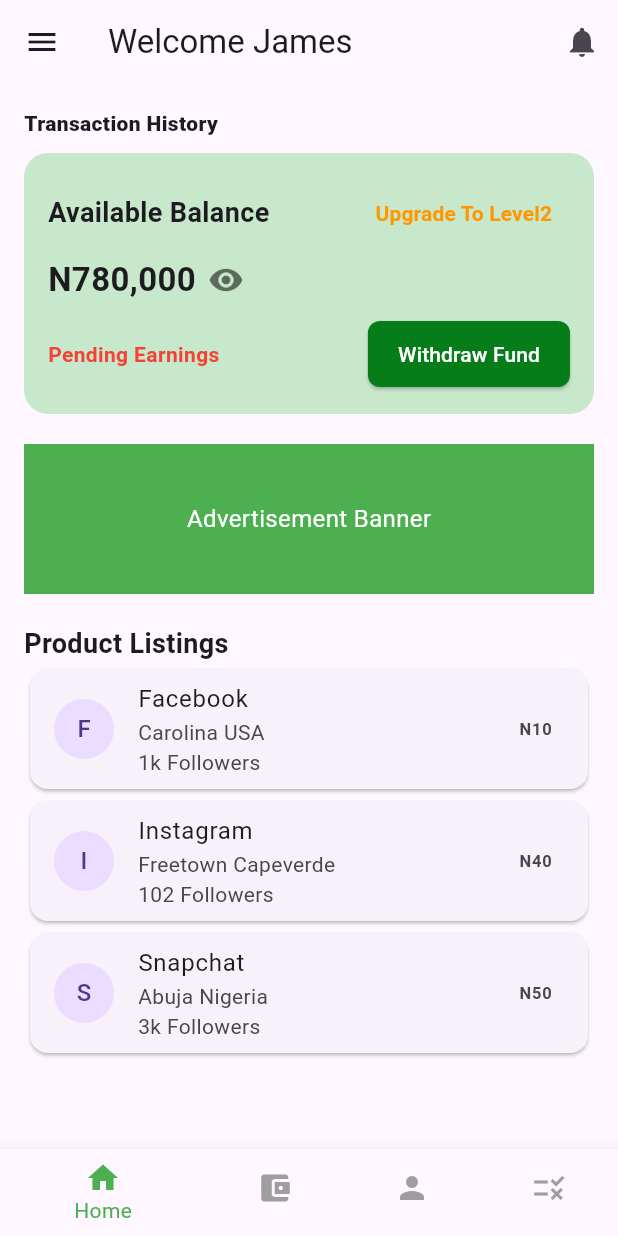
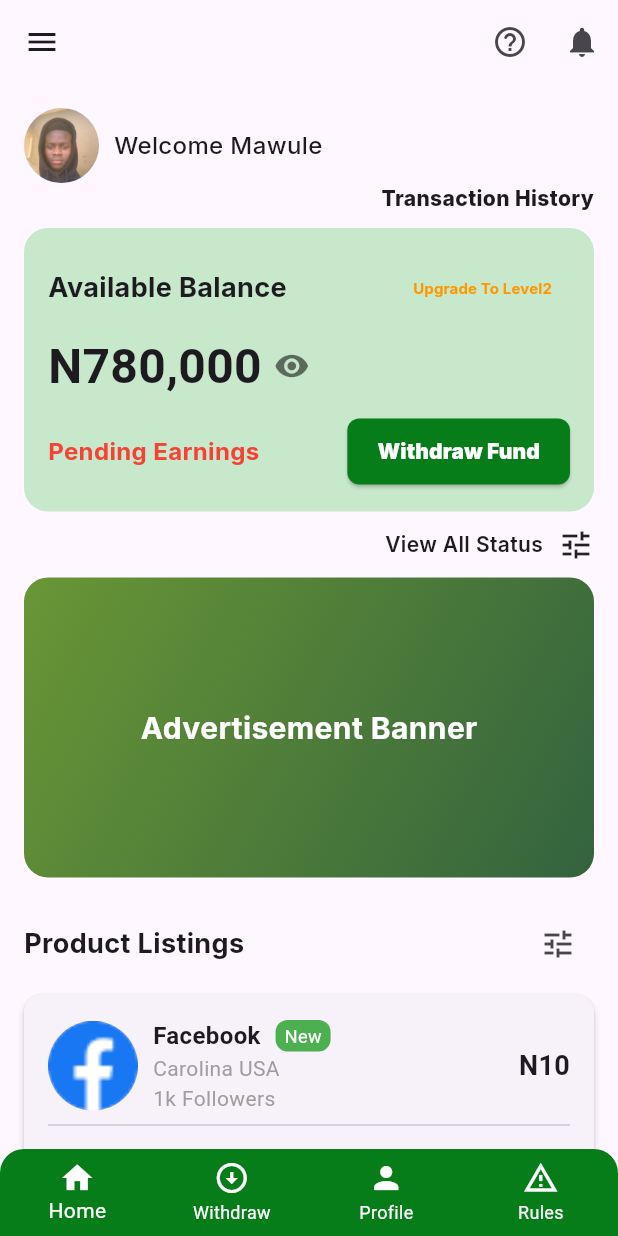
Before and after one commit to MawuliMyth/Trust_point_UI, a Flutter app: the HomeScreen screen opened by its route, on a phone screen of 412 x 824 dp. Run offline on Flutter 3.47's test engine with Material 3 defaults, Android fonts, the phone set to English and light mode, and no system bars; our stand-ins replace pin_code_fields.

Commit message:
update commit

```diff
--- /dev/null
+++ b/lib/constants.dart
@@ -0,0 +1,3 @@
+import 'package:flutter/material.dart';
+
+ const joeStyles = TextStyle(fontFamily:'Qwerty',fontSize: 16, fontWeight: FontWeight.w600);
--- /dev/null
+++ b/lib/customs/product_card.dart
@@ -0,0 +1,84 @@
+import 'package:flutter/material.dart';
+
+class ProductCard extends StatelessWidget {
+  final String name;
+  final String location;
+  final String followers;
+  final String price;
+  final String status;
+  final String imagePath;
+  final String ageTag;
+
+  const ProductCard({
+    super.key,
+    required this.name,
+    required this.location,
+    required this.followers,
+    required this.price,
+    required this.status,
+    required this.imagePath,
+    required this.ageTag,
+  });
+
+  @override
+  Widget build(BuildContext context) {
+    return Card(
+      margin: const EdgeInsets.symmetric(vertical: 10),
+      shape: RoundedRectangleBorder(borderRadius: BorderRadius.circular(12)),
+      elevation: 2,
+      child: Padding(
+        padding: const EdgeInsets.all(16.0),
+        child: Column(
+          children: [
+            Row(
+              children: [
+                CircleAvatar(
+                  backgroundImage: AssetImage(imagePath),
+                  radius: 30,
+                ),
+                const SizedBox(width: 10),
+                Expanded(
+                  child: Column(
+                    crossAxisAlignment: CrossAxisAlignment.start,
+                    children: [
+                      Row(
+                        children: [
+                          Text(name, style: const TextStyle(fontWeight: FontWeight.bold, fontSize: 16)),
+                          const SizedBox(width: 10),
+                          Container(
+                            padding: const EdgeInsets.symmetric(horizontal: 6, vertical: 2),
+                            decoration: BoxDecoration(
+                              color: ageTag == "New" ? Colors.green : Colors.green,
+                              borderRadius: BorderRadius.circular(8),
+                            ),
+                            child: Text(ageTag, style: const TextStyle(color: Colors.white, fontSize: 12)),
+                          ),
+                        ],
+                      ),
+                      Text(location, style: const TextStyle(color: Colors.grey)),
+                      Text("$followers Followers", style: const TextStyle(color: Colors.grey)),
+                    ],
+                  ),
+                ),
+                Text(price, style: const TextStyle(fontWeight: FontWeight.bold, fontSize: 18)),
+              ],
+            ),
+            const Divider(),
+            Row(
+              mainAxisAlignment: MainAxisAlignment.spaceBetween,
+              children: [
+                Row(
+                  children: [
+                    TextButton(onPressed: () {}, child: const Text("Edit")),
+                    TextButton(onPressed: () {}, child: const Text("Delete", style: TextStyle(color: Colors.red))),
+                  ],
+                ),
+                Text("Verified", style: TextStyle(color: Colors.green, fontWeight: FontWeight.bold)),
+              ],
+            ),
+          ],
+        ),
+      ),
+    );
+  }
+}
--- a/lib/screens/home_screen.dart
+++ b/lib/screens/home_screen.dart
@@ -1,6 +1,7 @@
 import 'package:flutter/material.dart';
+import 'package:testingscreens/constants.dart';
 
-
+import '../customs/product_card.dart';
 
 class HomeScreen extends StatefulWidget {
   static const String id = 'home_screen';
@@ -18,11 +19,19 @@ class _HomeScreenState extends State<HomeScreen> {
   Widget build(BuildContext context) {
     return Scaffold(
       appBar: AppBar(
-        title: const Text("Welcome James"),
         actions: [
+          Row(
+            mainAxisSize: MainAxisSize.min,
+            children: [
               IconButton(
-            icon: const Icon(Icons.notifications),
                 onPressed: () {},
+                icon: Icon(Icons.help_outline_rounded),
+              ),
+              IconButton(
+                onPressed: () {},
+                icon: Icon(Icons.notifications),
+              ),
+            ],
           ),
         ],
       ),
@@ -30,16 +39,28 @@ class _HomeScreenState extends State<HomeScreen> {
         child: ListView(
           children: const [
             DrawerHeader(
-              decoration: BoxDecoration(color: Colors.green),
-              child: Text("Menu", style: TextStyle(color: Colors.white, fontSize: 24)),
+              child: Image(image: AssetImage('images/logo.png')),
             ),
             ListTile(
-              leading: Icon(Icons.home),
-              title: Text("Home"),
+              title: Text("Product Listing", style: joeStyles),
             ),
             ListTile(
-              leading: Icon(Icons.person),
-              title: Text("Profile"),
+              title: Text("Order Management", style: joeStyles),
+            ),
+            ListTile(
+              title: Text("Withdrawal", style: joeStyles),
+            ),
+            ListTile(
+              title: Text("Referral", style: joeStyles),
+            ),
+            ListTile(
+              title: Text("Order Status", style: joeStyles),
+            ),
+            ListTile(
+              title: Text("Notifications", style: joeStyles),
+            ),
+            ListTile(
+              title: Text("Rules", style: joeStyles),
             ),
           ],
         ),
@@ -49,16 +70,33 @@ class _HomeScreenState extends State<HomeScreen> {
         child: Column(
           crossAxisAlignment: CrossAxisAlignment.start,
           children: [
-            // Transaction History with Inter Font
             Row(
-              crossAxisAlignment: CrossAxisAlignment.end,
+              children: [
+                CircleAvatar(
+                  backgroundImage: AssetImage('images/jojo.jpg'),
+                  radius: 25,
+                ),
+                SizedBox(width: 10),
+                Text(
+                  'Welcome Mawule',
+                  style: TextStyle(
+                    fontFamily: 'Qwerty',
+                    fontWeight: FontWeight.w500,
+                    fontSize: 16,
+                  ),
+                ),
+              ],
+            ),
+
+            Row(
+              mainAxisAlignment: MainAxisAlignment.end,
               children: [
                 Text(
                   'Transaction History',
                   style: TextStyle(
                       fontWeight: FontWeight.w800,
                       fontSize: 14,
-                  ),
+                      fontFamily: 'Qwerty'),
                 ),
               ],
             ),
@@ -78,12 +116,20 @@ class _HomeScreenState extends State<HomeScreen> {
                     Row(
                       mainAxisAlignment: MainAxisAlignment.spaceBetween,
                       children: [
-                        const Text("Available Balance", style: TextStyle(fontSize: 18, fontWeight: FontWeight.bold)),
+                        const Text("Available Balance",
+                            style: TextStyle(
+                                fontSize: 18,
+                                fontWeight: FontWeight.bold,
+                                fontFamily: 'Qwerty')),
                         TextButton(
                           onPressed: () {},
                           child: const Text(
                             "Upgrade To Level2",
-                            style: TextStyle(color: Colors.orange, fontWeight: FontWeight.bold),
+                            style: TextStyle(
+                                color: Colors.orange,
+                                fontWeight: FontWeight.bold,
+                                fontSize: 10,
+                                fontFamily: 'Qwerty'),
                           ),
                         ),
                       ],
@@ -93,7 +139,8 @@ class _HomeScreenState extends State<HomeScreen> {
                       children: [
                         Text(
                           _isBalanceHidden ? "******" : "N780,000",
-                          style: const TextStyle(fontSize: 22, fontWeight: FontWeight.bold),
+                          style: const TextStyle(
+                              fontSize: 32, fontWeight: FontWeight.w600),
                         ),
                         const SizedBox(width: 8),
                         GestureDetector(
@@ -103,7 +150,9 @@ class _HomeScreenState extends State<HomeScreen> {
                             });
                           },
                           child: Icon(
-                            _isBalanceHidden ? Icons.visibility_off : Icons.visibility,
+                            _isBalanceHidden
+                                ? Icons.visibility_off
+                                : Icons.visibility,
                             color: Colors.black54,
                           ),
                         ),
@@ -115,7 +164,11 @@ class _HomeScreenState extends State<HomeScreen> {
                       children: [
                         const Text(
                           "Pending Earnings",
-                          style: TextStyle(color: Colors.red, fontWeight: FontWeight.bold),
+                          style: TextStyle(
+                              color: Colors.red,
+                              fontWeight: FontWeight.w700,
+                              fontSize: 16,
+                              fontFamily: 'Qwerty'),
                         ),
                         const Spacer(), // Pushes the button to the right
                         ElevatedButton(
@@ -123,11 +176,19 @@ class _HomeScreenState extends State<HomeScreen> {
                             // Navigate to Withdraw Page
                           },
                           style: ElevatedButton.styleFrom(
-                            backgroundColor: const Color.fromRGBO(6, 125, 25, 1),
-                            shape: RoundedRectangleBorder(borderRadius: BorderRadius.circular(8)),
-                            padding: const EdgeInsets.symmetric(horizontal: 20, vertical: 12),
+                            backgroundColor:
+                                const Color.fromRGBO(6, 125, 25, 1),
+                            shape: RoundedRectangleBorder(
+                                borderRadius: BorderRadius.circular(8)),
+                            padding: const EdgeInsets.symmetric(
+                                horizontal: 20, vertical: 12),
                           ),
-                          child: const Text("Withdraw Fund", style: TextStyle(color: Colors.white)),
+                          child: const Text("Withdraw Fund",
+                              style: TextStyle(
+                                  color: Colors.white,
+                                  fontFamily: 'Qwerty',
+                                  fontSize: 14,
+                                  fontWeight: FontWeight.w900)),
                         ),
                       ],
                     ),
@@ -135,44 +196,153 @@ class _HomeScreenState extends State<HomeScreen> {
                 ),
               ),
             ),
-            const SizedBox(height: 20),
+            SizedBox(
+              height: 10,
+            ),
+            Row(
+              mainAxisAlignment: MainAxisAlignment.end,
+              children: [
+                Text(
+                  'View All Status',
+                  style: TextStyle(
+                      fontFamily: 'qwerty',
+                      fontSize: 14,
+                      fontWeight: FontWeight.w600),
+                ),
+                SizedBox(width: 10),
+                Icon(Icons.tune)
+              ],
+            ),
+            const SizedBox(height: 10),
+
             // Advertisement Banner
             Container(
-              height: 100,
-              color: Colors.green,
               alignment: Alignment.center,
-              child: const Text("Advertisement Banner", style: TextStyle(color: Colors.white, fontSize: 16)),
+              width: double.infinity,
+              height: 200,
+              decoration: BoxDecoration(
+                gradient: LinearGradient(
+                  colors: [
+                    Color.fromRGBO(105, 150, 53, 1),
+                    Color.fromRGBO(51, 99, 62, 1)
+                  ], // Two colors
+                  begin: Alignment.topLeft, // Gradient starts from top-left
+                  end: Alignment.bottomRight, // Ends at bottom-right
+                ),
+                borderRadius:
+                    BorderRadius.circular(16), // Optional rounded corners
+              ),
+              child: Text(
+                'Advertisement Banner',
+                style: TextStyle(
+                    fontFamily: 'Qwerty',
+                    fontSize: 20,
+                    fontWeight: FontWeight.bold,
+                    color: Colors.white),
+              ),
             ),
             const SizedBox(height: 20),
+
+            Row(
+              mainAxisAlignment: MainAxisAlignment.spaceBetween,
+              children: [
+                Text('Product Listings',style: TextStyle(fontWeight: FontWeight.bold, fontSize: 18, fontFamily: 'qwerty'),),
+                IconButton(onPressed: (){}, icon: Icon(Icons.tune),)
+              ],
+            ),
             // Product Listings
-            const Text("Product Listings", style: TextStyle(fontSize: 18, fontWeight: FontWeight.bold)),
-            _buildProductCard("Facebook", "Carolina USA", "1k Followers", "N10"),
-            _buildProductCard("Instagram", "Freetown Capeverde", "102 Followers", "N40"),
-            _buildProductCard("Snapchat", "Abuja Nigeria", "3k Followers", "N50"),
+            ProductCard(
+                name: "Facebook",
+                location: "Carolina USA",
+                followers: "1k",
+                price: "N10",
+                status: "Verified",
+                imagePath: "images/facebook.png",
+                ageTag: "New"),
+            ProductCard(
+                name: "Instagram",
+                location: "Freetown Capeverde",
+                followers: "102",
+                price: "N40",
+                status: "Verified",
+                imagePath: "images/insta.jpeg",
+                ageTag: "Old"),
+            ProductCard(
+                name: "Snapchat",
+                location: "Abuja Nigeria",
+                followers: "3k",
+                price: "N50",
+                status: "Verified",
+                imagePath: "images/snap.jpeg",
+                ageTag: "New"),
+
+    Container(
+    margin: const EdgeInsets.all(16),
+    padding: const EdgeInsets.all(16),
+    decoration: BoxDecoration(
+    color: Colors.white,
+    borderRadius: BorderRadius.circular(16),
+    boxShadow: [
+    BoxShadow(
+    color: Colors.grey
+    ),
+    ],
+    ),
+    child: Row(
+    children: [
+    CircleAvatar(
+    backgroundImage: AssetImage('images/money.png'),
+    radius: 25,
+    ),
+    const SizedBox(width: 10),
+    Column(
+    crossAxisAlignment: CrossAxisAlignment.start,
+    children: const [
+    Text("Invite And Earn", style: TextStyle(fontWeight: FontWeight.bold, fontSize: 16)),
+    Text("Invite Users And Earn Commission With The Link", style: TextStyle(color: Colors.grey, fontSize: 12)),
+    ],
+    ),
     ],
     ),
     ),
-      bottomNavigationBar: BottomNavigationBar(
-        selectedItemColor: Colors.green,
-        unselectedItemColor: Colors.grey,
-        items: const [
-          BottomNavigationBarItem(icon: Icon(Icons.home), label: "Home"),
-          BottomNavigationBarItem(icon: Icon(Icons.account_balance_wallet), label: "Withdraw"),
-          BottomNavigationBarItem(icon: Icon(Icons.person), label: "Profile"),
-          BottomNavigationBarItem(icon: Icon(Icons.rule), label: "Rules"),
           ],
         ),
-    );
-  }
+      ),
+      bottomNavigationBar: Container(
+        decoration: const BoxDecoration(
+          color: Color.fromRGBO(6, 125, 25, 1), // Green background
+          borderRadius: BorderRadius.only(
+            topLeft: Radius.circular(16),
+            topRight: Radius.circular(16),
+          ),
+        ),
+        child: BottomNavigationBar(
+          backgroundColor: Colors.transparent,
+          selectedItemColor: Colors.white,
+          unselectedItemColor: Colors.white,
+          type: BottomNavigationBarType.fixed,
+          elevation: 0,
+          items: const [
+            BottomNavigationBarItem(
+              icon: Icon(Icons.home),
+              label: "Home",
+            ),
+            BottomNavigationBarItem(
+              icon: Icon(Icons.arrow_circle_down),
+              label: "Withdraw",
+            ),
+            BottomNavigationBarItem(
+              icon: Icon(Icons.person),
+              label: "Profile",
+            ),
+            BottomNavigationBarItem(
+              icon: Icon(Icons.warning_amber_outlined),
+              label: "Rules",
+            ),
+          ],
+        ),
+      ),
 
-  Widget _buildProductCard(String name, String location, String followers, String price) {
-    return Card(
-      child: ListTile(
-        leading: CircleAvatar(child: Text(name[0])),
-        title: Text(name),
-        subtitle: Text("$location\n$followers"),
-        trailing: Text(price, style: const TextStyle(fontWeight: FontWeight.bold)),
-      ),
     );
   }
 }
```
Also changed, not shown: pubspec.yaml (+5 -2 lines), fonts/qwerty.ttf (added), images/facebook.png, images/insta.jpeg (added), images/jojo.jpg (added), images/money.png (added), images/snap.jpeg (added), pubspec.lock, 126 other files. Lines whose indentation alone changed are shown as unchanged.
